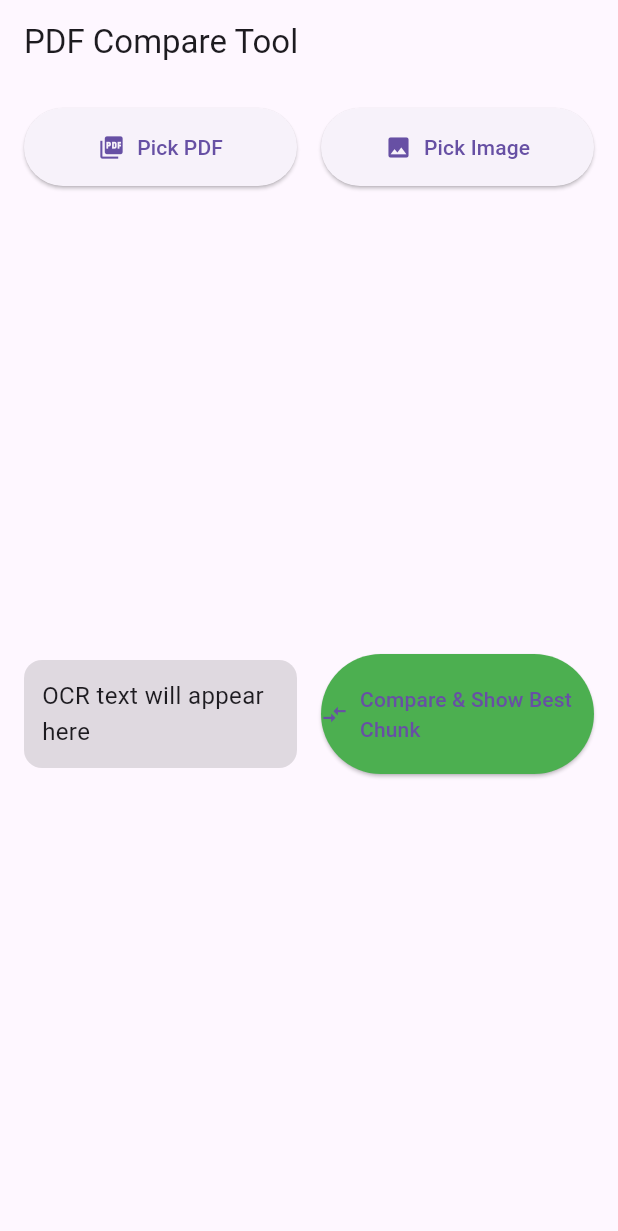
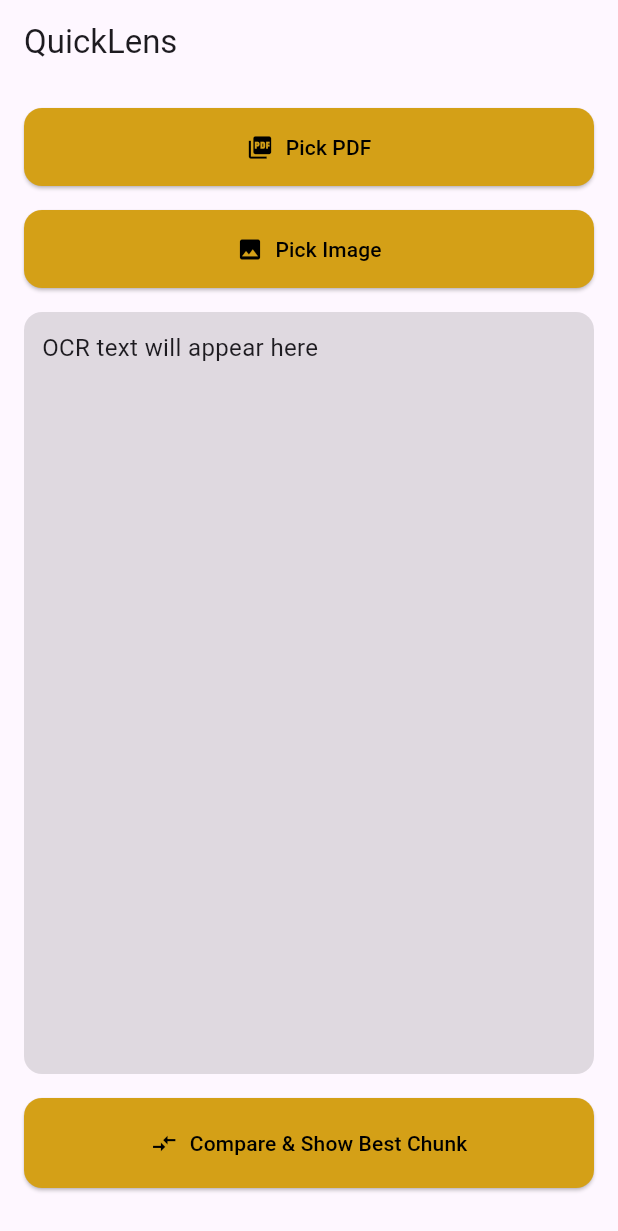
Before and after one commit to luissilva5002/quicklens, a Flutter app: the screen it shows after launch, on a phone screen of 412 x 824 dp. Shown: the top 1231 px of the screen. Run offline on Flutter 3.47's test engine with Material 3 defaults, Android fonts, the phone set to English and light mode, and no system bars; our stand-ins replace file_picker; missing offline and left inert: pdfx, syncfusion_flutter_pdf, window_size.

Commit message:
Beta prototype

```diff
--- a/lib/home.dart
+++ b/lib/home.dart
@@ -7,14 +7,14 @@ import 'dart:convert';
 import 'pdfViewer.dart'; // updated PdfChunkNavigator
 import 'ExtarctorService.dart'; // now returns List<ParagraphChunk>
 
-class PdfDropPage extends StatefulWidget {
-  const PdfDropPage({super.key});
+class HomePage extends StatefulWidget {
+  const HomePage({super.key});
 
   @override
-  State<PdfDropPage> createState() => _PdfDropPageState();
+  State<HomePage> createState() => _HomePageState();
 }
 
-class _PdfDropPageState extends State<PdfDropPage> {
+class _HomePageState extends State<HomePage> {
   File? pdf1;
   List<ParagraphChunk> chunks = []; // updated type
   List<Map<String, Map<double, List<String>>>> compatibles = [];
@@ -122,10 +122,13 @@ class _PdfDropPageState extends State<PdfDropPage> {
         .replaceAll(RegExp(r'[^a-zA-Z0-9áàãâéêíóôõúç\s]'), ' ')
         .replaceAll(RegExp(r'\s+'), ' ');
 
-    return cleaned.split(" ").where((w) => w.trim().isNotEmpty).toList();
+    return cleaned.split(" ").where((w) =>
+    w
+        .trim()
+        .isNotEmpty).toList();
   }
 
-  final Set<String> stopwords = {/*
+  final Set<String> stopwords = { /*
     'a','o','e','de','da','do','que','em','para','com','um','uma','as','os',
     'no','na','nos','nas','por','se','é','dos','das','ao','à','às','ou'
     */
@@ -158,7 +161,10 @@ class _PdfDropPageState extends State<PdfDropPage> {
       List<String> chunkWords = filterMeaningful(chunkWordsRaw);
 
       // Compute common words
-      final commonWords = ocrWords.toSet().intersection(chunkWords.toSet()).toList();
+      final commonWords = ocrWords
+          .toSet()
+          .intersection(chunkWords.toSet())
+          .toList();
       double score = scoreChunk(ocrWordsRaw, chunkWordsRaw);
 
       // Debug prints
@@ -186,7 +192,8 @@ class _PdfDropPageState extends State<PdfDropPage> {
 
   List<String> filterMeaningful(List<String> words) {
     return words
-        .where((w) => w.length > 2 && !stopwords.contains(w) && !RegExp(r'^\d+$').hasMatch(w))
+        .where((w) =>
+    w.length > 2 && !stopwords.contains(w) && !RegExp(r'^\d+$').hasMatch(w))
         .toList();
   }
 
@@ -221,7 +228,8 @@ class _PdfDropPageState extends State<PdfDropPage> {
     Navigator.push(
       context,
       MaterialPageRoute(
-        builder: (_) => PdfChunkNavigator(
+        builder: (_) =>
+            PdfChunkNavigator(
               pdfPath: pdf1!.path,
               targetPage: chunk.page, // PdfController is 0-based
             ),
@@ -234,46 +242,38 @@ class _PdfDropPageState extends State<PdfDropPage> {
 // ----------------------------------------------------------
   @override
   Widget build(BuildContext context) {
+    const fmupYellow = Color(
+        0xFFD4A017);
+    final buttonStyle = ElevatedButton.styleFrom(
+      backgroundColor: fmupYellow,
+      foregroundColor: Colors.black,
+      padding: const EdgeInsets.symmetric(vertical: 16),
+      shape: RoundedRectangleBorder(
+        borderRadius: BorderRadius.circular(12),
+      ),
+    );
+
     return Scaffold(
-      appBar: AppBar(title: const Text('PDF Compare Tool')),
+      appBar: AppBar(title: const Text('QuickLens')),
       body: Padding(
         padding: const EdgeInsets.all(16.0),
         child: Column(
+          crossAxisAlignment: CrossAxisAlignment.stretch,
           children: [
-            Row(
-              children: [
-                Expanded(
-                  child: ElevatedButton.icon(
+            ElevatedButton.icon(
               onPressed: pickPdf,
               icon: const Icon(Icons.picture_as_pdf),
               label: Text(pdf1 == null ? 'Pick PDF' : 'PDF Selected'),
-                    style: ElevatedButton.styleFrom(
-                      padding: const EdgeInsets.symmetric(vertical: 16),
+              style: buttonStyle,
             ),
-                  ),
-                ),
-                const SizedBox(width: 16),
-                Expanded(
-                  child: ElevatedButton.icon(
+            const SizedBox(height: 16),
+            ElevatedButton.icon(
               onPressed: pickImage,
               icon: const Icon(Icons.image),
               label: const Text("Pick Image"),
-                    style: ElevatedButton.styleFrom(
-                      padding: const EdgeInsets.symmetric(vertical: 16),
+              style: buttonStyle,
             ),
-                  ),
-                ),
-              ],
-            ),
-
-            const SizedBox(height: 20),
-
-            Expanded(
-              child: Row(
-                children: [
-                  // ----------------------------------------------------------
-                  // OCR TEXT PANEL
-                  // ----------------------------------------------------------
+            const SizedBox(height: 16),
             Expanded(
               child: Container(
                 padding: const EdgeInsets.all(12),
@@ -293,29 +293,21 @@ class _PdfDropPageState extends State<PdfDropPage> {
                 ),
               ),
             ),
-
-                  const SizedBox(width: 16),
-
-                  // ----------------------------------------------------------
-                  // COMPARE BUTTON
-                  // ----------------------------------------------------------
-                  Expanded(
-                    child: ElevatedButton.icon(
+            const SizedBox(height: 16),
+            ElevatedButton.icon(
               onPressed: () async {
                 final bestIndex = await compareChunks();
                 showNavigatorAt(bestIndex);
               },
               icon: const Icon(Icons.compare_arrows),
               label: const Text("Compare & Show Best Chunk"),
-                      style: ElevatedButton.styleFrom(
-                        padding: const EdgeInsets.symmetric(vertical: 20),
-                        backgroundColor: Colors.green,
+              style: buttonStyle.copyWith(
+                padding: const WidgetStatePropertyAll(
+                  EdgeInsets.symmetric(vertical: 20),
                 ),
               ),
             ),
-                ],
-              ),
-            ),
+            const SizedBox(height: 16),
           ],
         ),
       ),
--- a/lib/main.dart
+++ b/lib/main.dart
@@ -33,7 +33,7 @@ class MyApp extends StatelessWidget {
       theme: ThemeData(
         primarySwatch: Colors.indigo,
       ),
-      home: PdfDropPage(),
+      home: HomePage(),
     );
   }
 }
--- a/lib/pdfViewer.dart
+++ b/lib/pdfViewer.dart
@@ -62,7 +62,7 @@ class _PdfChunkNavigatorState extends State<PdfChunkNavigator> {
 
     return Scaffold(
       appBar: AppBar(
-        title: Text("PDF Viewer – Page ${currentPage + 1}/$totalPages"),
+        title: Text("PDF Viewer – Page $currentPage/$totalPages"),
       ),
       body: Row(
         mainAxisAlignment: MainAxisAlignment.spaceAround,
```
Also changed, not shown: lib/files.dart (deleted, +0 -96 lines), lib/painter.dart (deleted, +0 -44 lines), lib/screener.dart (deleted, +0 -126 lines). Lines whose indentation alone changed are shown as unchanged.
